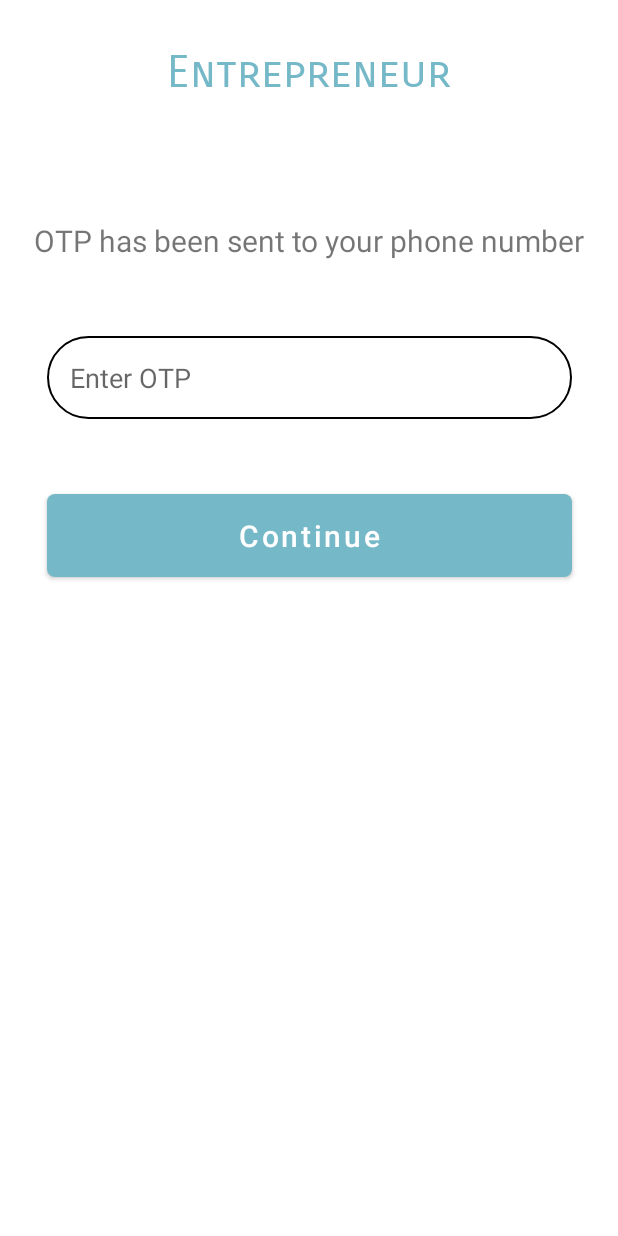
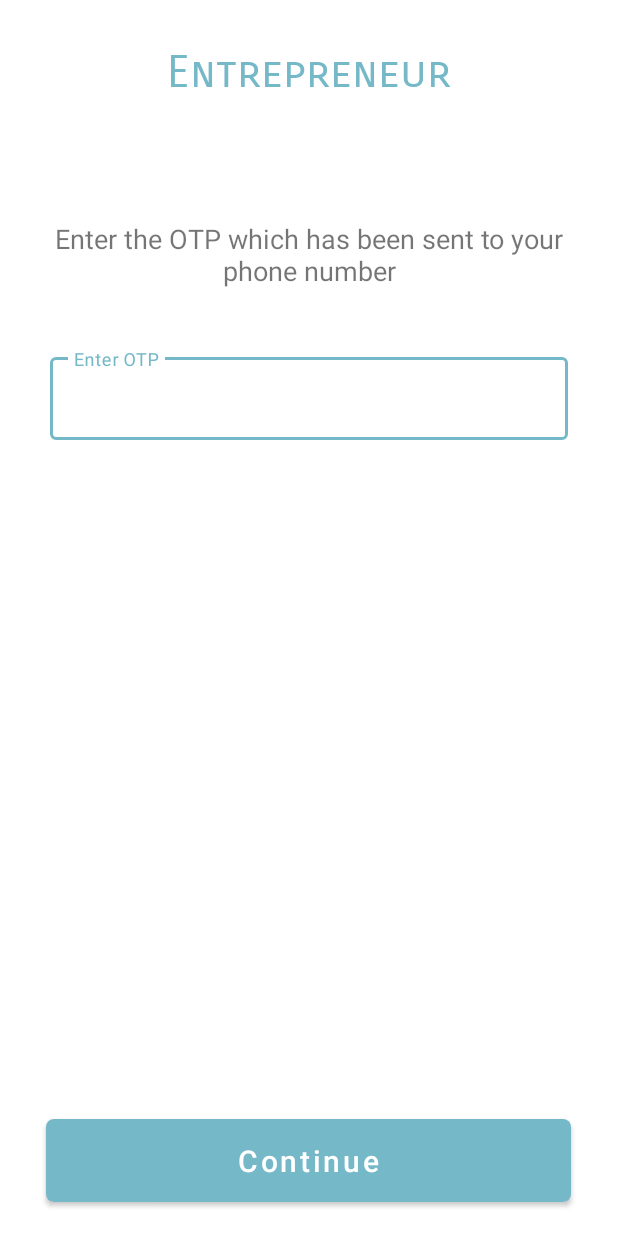
Before and after one commit to paradoxabby/passious, an Android app: the layout activity_entrepreneur_manage_o_t_p.xml on its own in the app's theme, with its tools: preview values and no code run, on a phone screen of 412 x 824 dp. Run offline under Robolectric (Android 15) with nearby library versions, the phone set to English and light mode, and no system bars.

Commit message:
update 01/05/2021

```diff
--- a/app/src/main/java/com/example/galaxy/EntrepreneurRegisterActivity.java
+++ b/app/src/main/java/com/example/galaxy/EntrepreneurRegisterActivity.java
@@ -10,6 +10,8 @@ import android.view.View;
 import android.widget.Button;
 import android.widget.LinearLayout;
 import android.widget.TextView;
+
+import com.example.galaxy.register.Step1;
 
 public class EntrepreneurRegisterActivity extends AppCompatActivity {
 
@@ -31,7 +33,7 @@ public class EntrepreneurRegisterActivity extends AppCompatActivity {
         btn.setOnClickListener(new View.OnClickListener() {
             @Override
             public void onClick(View v) {
-                Intent intent = new Intent (EntrepreneurRegisterActivity.this, EntrepreneurPersonalDetailsActivity.class);
+                Intent intent = new Intent (EntrepreneurRegisterActivity.this, Step1.class);
                 startActivity(intent);
             }
         });
--- a/app/src/main/res/layout/activity_entrepreneur_manage_o_t_p.xml
+++ b/app/src/main/res/layout/activity_entrepreneur_manage_o_t_p.xml
@@ -5,7 +5,7 @@
     android:layout_width="match_parent"
     android:layout_height="match_parent"
     android:background="@color/white"
-    tools:context=".EntrepreneurManageOTP">
+    tools:context=".register.Step2">
 
     <TextView
         android:id="@+id/entre_text"
@@ -23,44 +23,57 @@
 
     <TextView
         android:id="@+id/textView2"
-        android:layout_width="wrap_content"
+        android:layout_width="345dp"
         android:layout_height="wrap_content"
         android:layout_marginTop="80dp"
-        android:text="OTP has been sent to your phone number"
-        android:textSize="20sp"
+        android:text="Enter the OTP which has been sent to your phone number"
+        android:gravity="center_horizontal"
+        android:textSize="18sp"
         app:layout_constraintEnd_toEndOf="parent"
         app:layout_constraintStart_toStartOf="parent"
         app:layout_constraintTop_toBottomOf="@+id/entre_text" />
 
-    <EditText
-        android:id="@+id/txt_otp"
-        android:layout_width="350dp"
+    <com.google.android.material.textfield.TextInputLayout
+        android:id="@+id/otp_number"
+        style="@style/Widget.MaterialComponents.TextInputLayout.OutlinedBox"
+        android:layout_width="345dp"
+        android:layout_height="wrap_content"
+        android:layout_marginTop="40dp"
+        android:layout_alignParentRight="true"
+        app:layout_constraintEnd_toEndOf="parent"
+        app:layout_constraintStart_toStartOf="parent"
+        app:layout_constraintTop_toBottomOf="@+id/textView2">
+
+        <com.google.android.material.textfield.TextInputEditText
+            android:layout_width="match_parent"
             android:layout_height="55dp"
-        android:ems="10"
-        android:layout_marginTop="50dp"
             android:hint="Enter OTP"
-        android:paddingLeft="15dp"
-        android:paddingRight="15dp"
-        android:background="@drawable/rounded_textbox"
-        app:layout_constraintEnd_toEndOf="@+id/textView2"
-        app:layout_constraintStart_toStartOf="@+id/textView2"
-        app:layout_constraintTop_toBottomOf="@+id/textView2" />
+            android:inputType="number" />
+
+    </com.google.android.material.textfield.TextInputLayout>
 
 
+    <RelativeLayout
+        android:id="@+id/btn_layout"
+        android:layout_width="match_parent"
+        android:layout_height="100dp"
+        app:layout_constraintBottom_toBottomOf="parent"
+        app:layout_constraintEnd_toEndOf="parent"
+        app:layout_constraintStart_toStartOf="parent">
 
         <Button
             android:id="@+id/check_otp_btn"
             android:layout_width="350dp"
             android:layout_height="55dp"
+            android:layout_centerVertical="true"
+            android:layout_centerHorizontal="true"
             android:background="@drawable/rounded_buttons"
             android:text="Continue"
             android:textAllCaps="false"
-        android:layout_marginTop="50dp"
             android:textColor="@color/white"
-        android:textSize="20sp"
-        app:layout_constraintEnd_toEndOf="@+id/txt_otp"
-        app:layout_constraintStart_toStartOf="@+id/txt_otp"
-        app:layout_constraintTop_toBottomOf="@+id/txt_otp" />
+            android:textSize="20sp" />
+
+    </RelativeLayout>
 
 
 </androidx.constraintlayout.widget.ConstraintLayout>
--- a/app/src/main/res/layout/activity_entrepreneur_personal_details.xml
+++ b/app/src/main/res/layout/activity_entrepreneur_personal_details.xml
@@ -6,7 +6,7 @@
     android:layout_width="match_parent"
     android:layout_height="match_parent"
     android:background="@color/white"
-    tools:context=".EntrepreneurPersonalDetailsActivity">
+    tools:context=".register.Step3">
 
 
     <TextView
```
Also changed, not shown: app/src/main/AndroidManifest.xml (+5 -4 lines), app/src/main/java/com/example/galaxy/EntrepreneurManageOTP.java (deleted, +0 -114 lines), app/src/main/java/com/example/galaxy/register/EmailFragment.java (added, +22 -0 lines), app/src/main/java/com/example/galaxy/register/FragmentAdapter.java (added, +31 -0 lines), app/src/main/java/com/example/galaxy/register/PhoneFragment.java (added, +55 -0 lines), app/src/main/java/com/example/galaxy/register/Step1.java (+65 -14 lines), app/src/main/java/com/example/galaxy/register/Step2.java (added, +115 -0 lines), app/src/main/java/com/example/galaxy/register/Step3.java (renamed from app/src/main/java/com/example/galaxy/EntrepreneurPersonalDetailsActivity.java, +7 -3 lines), app/src/main/res/layout/activity_entre_personal_details_step2.xml (+13 -6 lines), app/src/main/res/layout/activity_entrepreneur_new_account.xml (+35 -51 lines), app/src/main/res/layout/fragment_email.xml (added, +50 -0 lines), app/src/main/res/layout/fragment_phone.xml (added, +57 -0 lines). Lines whose indentation alone changed are shown as unchanged.
